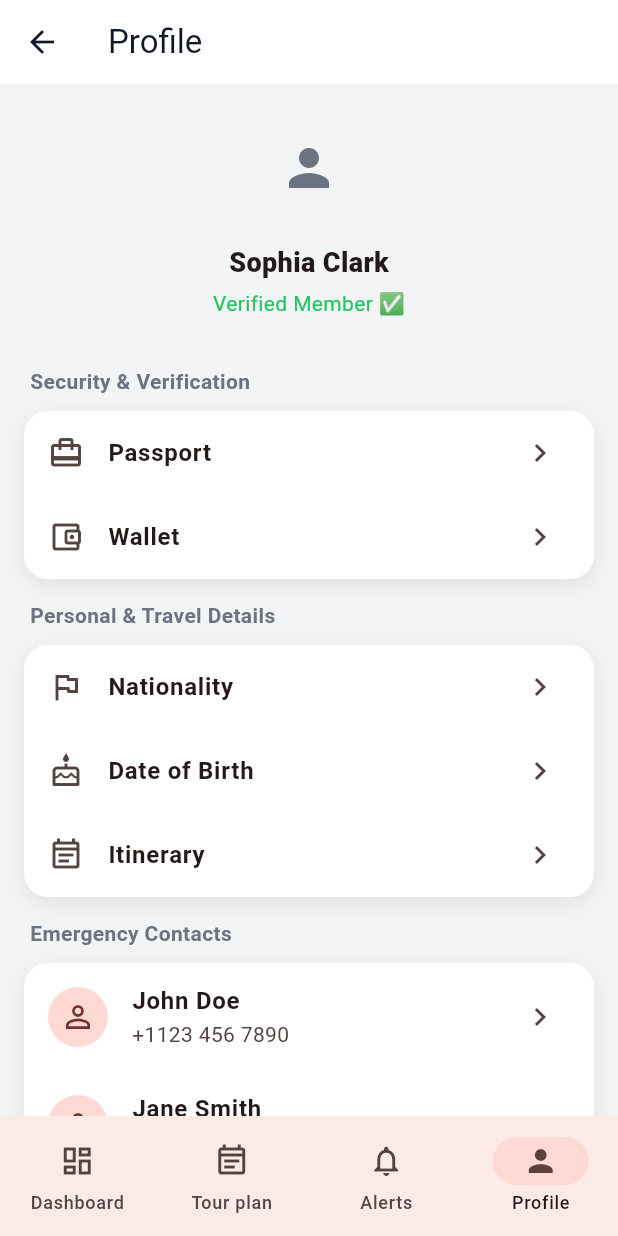
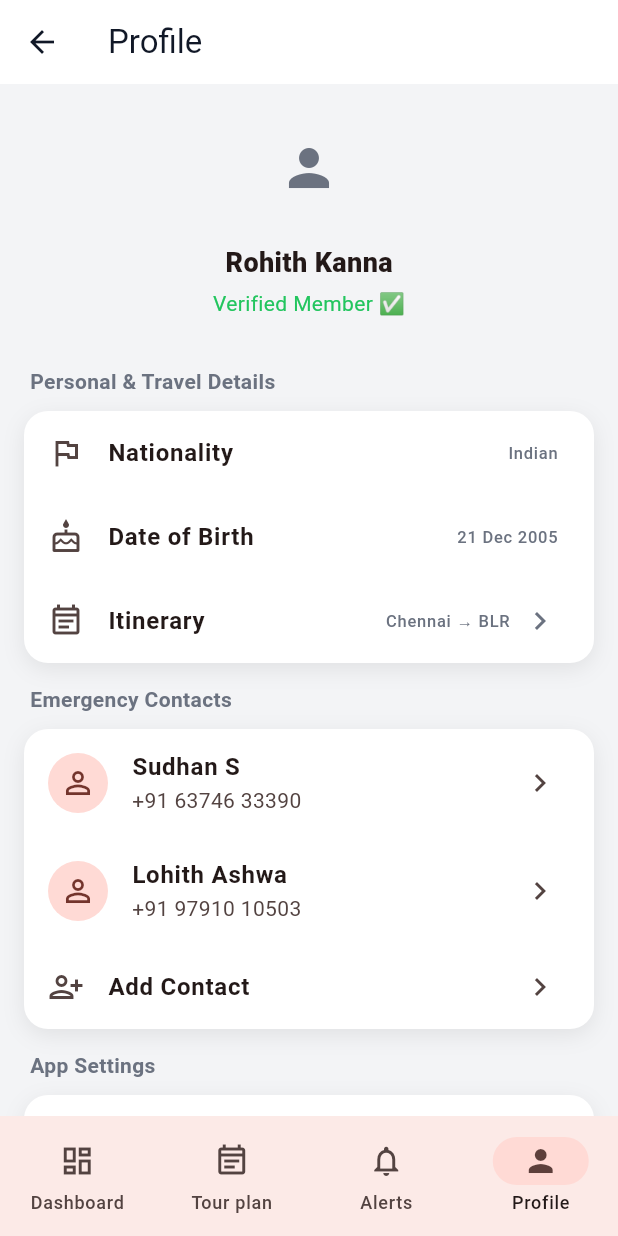
Before and after one commit to sudhans18/tourist_safety_app, a Flutter app: the ProfileScreen screen opened by its route, on a phone screen of 412 x 824 dp. Run offline on Flutter 3.47's test engine with Material 3 defaults, Android fonts, the light colour scheme and no system bars; our stand-ins replace cloud_firestore, firebase_core, fl_chart, flutter_dotenv, geolocator, qr_flutter and 1 more; missing offline and left inert: mapbox_maps_flutter; accounts and stored records are empty.

Commit message:
Updated bugs in profile screen, implemented log out feature.

```diff
--- a/lib/features/profile/screens/profile_screen.dart
+++ b/lib/features/profile/screens/profile_screen.dart
@@ -1,5 +1,7 @@
 import 'package:flutter/material.dart';
+import 'package:provider/provider.dart';
 import 'package:tourist_safety_app/l10n/app_localizations.dart';
+import 'package:tourist_safety_app/core/providers/settings_provider.dart';
 
 class ProfileScreen extends StatelessWidget {
   const ProfileScreen({super.key});
@@ -29,50 +31,75 @@ class ProfileScreen extends StatelessWidget {
                   child: Icon(Icons.person, size: 40, color: Color(0xFF6B7280)),
                 ),
                 const SizedBox(height: 10),
-                const Text('Sophia Clark',
+                const Text('Rohith Kanna',
                     style:
                         TextStyle(fontWeight: FontWeight.w800, fontSize: 18)),
                 const SizedBox(height: 4),
-                Text(t.verifiedMember + ' ✅',
+                Text('${t.verifiedMember} ✅',
                     style: const TextStyle(color: Color(0xFF22C55E))),
               ],
             ),
           ),
           const SizedBox(height: 18),
 
-          _sectionTitle(t.securityVerification),
-          _cardList([
-            _rowTile(Icons.card_travel, t.passport),
-            _rowTile(Icons.account_balance_wallet_outlined, t.wallet),
-          ]),
-
           _sectionTitle(t.personalTravelDetails),
           _cardList([
-            _rowTile(Icons.flag_outlined, t.nationality),
-            _rowTile(Icons.cake_outlined, t.dateOfBirth),
-            _rowTile(Icons.event_note_outlined, t.itinerary),
+            _valueRowTile(Icons.flag_outlined, t.nationality, 'Indian'),
+            _valueRowTile(Icons.cake_outlined, t.dateOfBirth, '21 Dec 2005'),
+            _valueRowTileWithChevron(
+                Icons.event_note_outlined, t.itinerary, 'Chennai → BLR'),
           ]),
 
           _sectionTitle(t.emergencyContacts),
           _cardList([
-            _contactTile('John Doe', '+1123 456 7890'),
-            _contactTile('Jane Smith', '+1987 654 3210'),
+            _contactTile('Sudhan S', '+91 63746 33390'),
+            _contactTile('Lohith Ashwa', '+91 97910 10503'),
             _rowTile(Icons.person_add_alt_1_outlined, t.addContact),
           ]),
 
           _sectionTitle(t.appSettings),
           _cardList([
             _rowTile(Icons.notifications_none_outlined, t.notifications),
-            _rowTile(Icons.palette_outlined, t.theme),
-            _rowTile(Icons.language_outlined, t.language),
+            Consumer<SettingsProvider>(
+              builder: (context, settings, child) {
+                return _themeToggleTile(context, t.theme, settings.themeMode);
+              },
+            ),
+            Consumer<SettingsProvider>(
+              builder: (context, settings, child) {
+                return _languageRowTile(
+                    context, t.language, settings.locale.languageCode);
+              },
+            ),
           ]),
 
           _sectionTitle(t.supportLegal),
           _cardList([
             _rowTile(Icons.help_center_outlined, t.helpCenter),
             _rowTile(Icons.privacy_tip_outlined, t.privacyPolicy),
-            _rowTile(Icons.logout, t.logOut, color: const Color(0xFFD93F34)),
           ]),
+
+          // Full width logout button
+          Container(
+            width: double.infinity,
+            margin: const EdgeInsets.only(top: 20),
+            child: ElevatedButton(
+              onPressed: () => _showLogoutDialog(context),
+              style: ElevatedButton.styleFrom(
+                backgroundColor: const Color(0xFFD93F34),
+                foregroundColor: Colors.white,
+                padding: const EdgeInsets.symmetric(vertical: 16),
+                shape: RoundedRectangleBorder(
+                  borderRadius: BorderRadius.circular(12),
+                ),
+              ),
+              child: Text(
+                t.logOut,
+                style:
+                    const TextStyle(fontSize: 16, fontWeight: FontWeight.w600),
+              ),
+            ),
+          ),
         ],
       ),
       bottomNavigationBar: NavigationBar(
@@ -116,11 +143,33 @@ class ProfileScreen extends StatelessWidget {
         child: Column(children: children),
       );
 
-  static Widget _rowTile(IconData icon, String title, {Color? color}) =>
-      ListTile(
-        leading: Icon(icon, color: color),
+  static Widget _rowTile(IconData icon, String title) => ListTile(
+        leading: Icon(icon),
         title: Text(title, style: const TextStyle(fontWeight: FontWeight.w600)),
         trailing: const Icon(Icons.chevron_right),
+        onTap: () {},
+      );
+
+  static Widget _valueRowTile(IconData icon, String title, String value) =>
+      ListTile(
+        leading: Icon(icon),
+        title: Text(title, style: const TextStyle(fontWeight: FontWeight.w600)),
+        trailing: Text(value, style: const TextStyle(color: Color(0xFF6B7280))),
+      );
+
+  static Widget _valueRowTileWithChevron(
+          IconData icon, String title, String value) =>
+      ListTile(
+        leading: Icon(icon),
+        title: Text(title, style: const TextStyle(fontWeight: FontWeight.w600)),
+        trailing: Row(
+          mainAxisSize: MainAxisSize.min,
+          children: [
+            Text(value, style: const TextStyle(color: Color(0xFF6B7280))),
+            const SizedBox(width: 8),
+            const Icon(Icons.chevron_right, color: Color(0xFF6B7280)),
+          ],
+        ),
         onTap: () {},
       );
 
@@ -131,4 +180,107 @@ class ProfileScreen extends StatelessWidget {
         trailing: const Icon(Icons.chevron_right),
         onTap: () {},
       );
+
+  Widget _themeToggleTile(
+          BuildContext context, String title, ThemeMode currentMode) =>
+      ListTile(
+        leading: const Icon(Icons.palette_outlined),
+        title: Text(title, style: const TextStyle(fontWeight: FontWeight.w600)),
+        trailing: Switch(
+          value: currentMode == ThemeMode.dark,
+          onChanged: (value) {
+            final settingsProvider =
+                Provider.of<SettingsProvider>(context, listen: false);
+            settingsProvider
+                .setThemeMode(value ? ThemeMode.dark : ThemeMode.light);
+          },
+        ),
+        onTap: () {
+          final settingsProvider =
+              Provider.of<SettingsProvider>(context, listen: false);
+          final newMode =
+              currentMode == ThemeMode.dark ? ThemeMode.light : ThemeMode.dark;
+          settingsProvider.setThemeMode(newMode);
+        },
+      );
+
+  Widget _languageRowTile(
+          BuildContext context, String title, String currentLanguage) =>
+      ListTile(
+        leading: const Icon(Icons.language_outlined),
+        title: Text(title, style: const TextStyle(fontWeight: FontWeight.w600)),
+        trailing: Row(
+          mainAxisSize: MainAxisSize.min,
+          children: [
+            Text(
+              currentLanguage == 'en' ? 'English' : 'हिंदी',
+              style: const TextStyle(color: Color(0xFF6B7280)),
+            ),
+            const SizedBox(width: 8),
+            const Icon(Icons.chevron_right, color: Color(0xFF6B7280)),
+          ],
+        ),
+        onTap: () => _showLanguageDialog(context),
+      );
+
+  void _showLanguageDialog(BuildContext context) {
+    showDialog(
+      context: context,
+      builder: (BuildContext context) {
+        return AlertDialog(
+          title: Text(AppLocalizations.of(context)!.language),
+          content: Column(
+            mainAxisSize: MainAxisSize.min,
+            children: [
+              ListTile(
+                title: const Text('English'),
+                onTap: () {
+                  Provider.of<SettingsProvider>(context, listen: false)
+                      .setLanguageCode('en');
+                  Navigator.of(context).pop();
+                },
+              ),
+              ListTile(
+                title: const Text('हिंदी'),
+                onTap: () {
+                  Provider.of<SettingsProvider>(context, listen: false)
+                      .setLanguageCode('hi');
+                  Navigator.of(context).pop();
+                },
+              ),
+            ],
+          ),
+        );
+      },
+    );
+  }
+
+  void _showLogoutDialog(BuildContext context) {
+    showDialog(
+      context: context,
+      builder: (BuildContext context) {
+        return AlertDialog(
+          title: Text(AppLocalizations.of(context)!.logOut),
+          content: const Text('Are you sure you want to log out?'),
+          actions: [
+            TextButton(
+              child: Text(AppLocalizations.of(context)!.cancel),
+              onPressed: () => Navigator.of(context).pop(),
+            ),
+            TextButton(
+              child: Text(
+                AppLocalizations.of(context)!.logOut,
+                style: const TextStyle(color: Color(0xFFD93F34)),
+              ),
+              onPressed: () {
+                Navigator.of(context).pop(); // Close the dialog
+                Navigator.pushNamedAndRemoveUntil(
+                    context, '/', (route) => false);
+              },
+            ),
+          ],
+        );
+      },
+    );
+  }
 }
```
